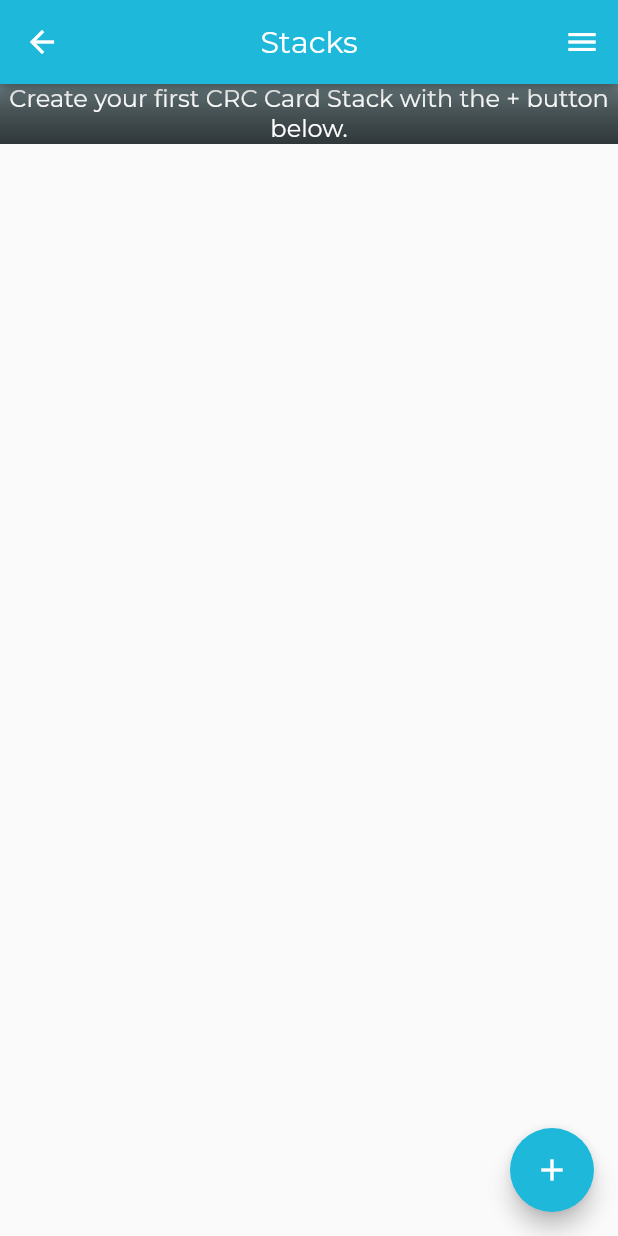
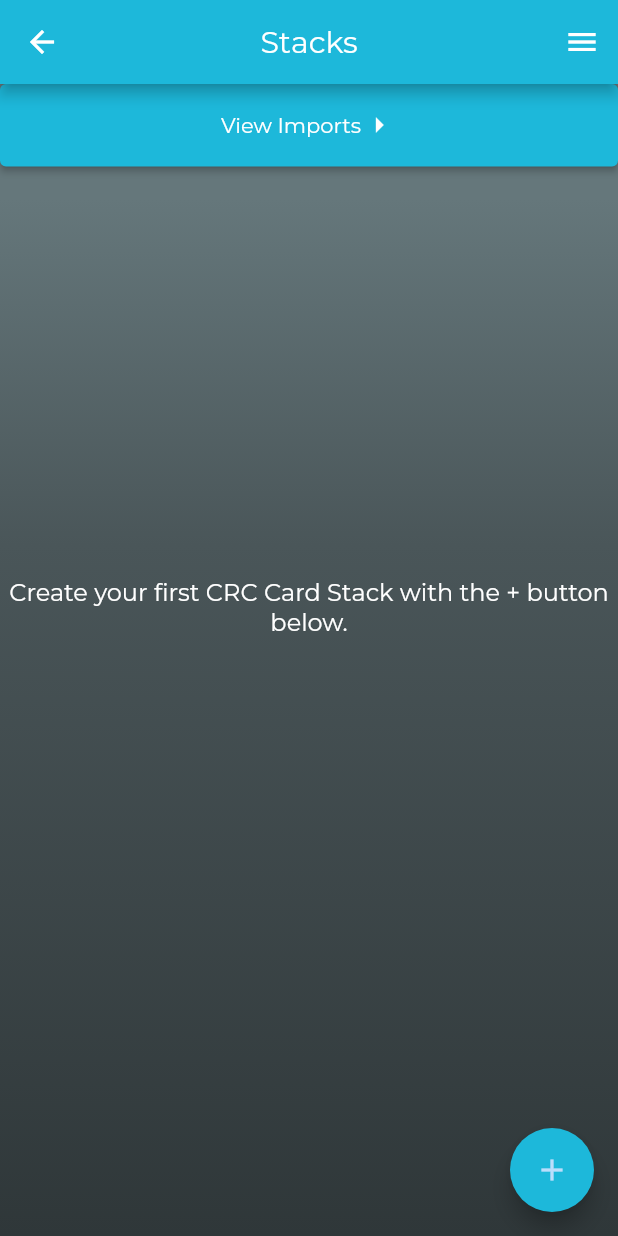
Before and after one commit to esmacik/smart-crc, a Flutter app: the StackList screen opened directly, on a phone screen of 412 x 824 dp. Run offline on Flutter 3.47's test engine with Material 2 defaults, Android fonts, the phone set to English and light mode, and no system bars; our stand-ins replace flip_card, flutter_slidable, share_plus, shared_preferences, smooth_page_indicator, sqflite; missing offline and left inert: receive_sharing_intent; accounts and stored records are empty; statements that could not run were skipped.

Commit message:
modify home screen to show stacks while hiding import stack

```diff
--- a/lib/stack_list.dart
+++ b/lib/stack_list.dart
@@ -140,6 +140,7 @@ class _StackListState extends State<StackList> with Preferences, FileWriter {
   }
 
   Widget _buildFullStackList(Iterable<CRCCardStack> stacks) {
+    // widget._crcCardStacks.forEach((element) {print(element.id);});
     return SingleChildScrollView(
         child: Column(
             children: [
@@ -167,7 +168,7 @@ class _StackListState extends State<StackList> with Preferences, FileWriter {
         physics: NeverScrollableScrollPhysics(),
         shrinkWrap: true,
         padding: const EdgeInsets.fromLTRB(8, 32, 8, 8),
-        itemCount: widget._crcCardStacks.length,
+        itemCount: widget._crcCardStacks.length-1,
         gridDelegate: SliverGridDelegateWithFixedCrossAxisCount(
           crossAxisCount: MediaQuery.of(context).orientation == Orientation.portrait ? 1 : 2,
           crossAxisSpacing: 30,
@@ -175,7 +176,8 @@ class _StackListState extends State<StackList> with Preferences, FileWriter {
           childAspectRatio: 1.75
         ),
         itemBuilder: (context, index) {
-          CRCCardStack currentStack = widget._crcCardStacks.elementAt(index);
+          var list = List.generate(widget._crcCardStacks.length-1, (index) => index+1);
+          CRCCardStack currentStack = widget._crcCardStacks.elementAt(list[index]);
           return GestureDetector(
             child: _buildStackWidget(currentStack),
             onTap: () async {
@@ -217,10 +219,11 @@ class _StackListState extends State<StackList> with Preferences, FileWriter {
         ),
             ListView.builder(
                 physics: NeverScrollableScrollPhysics(),
-                itemCount: stacks.length,
+                itemCount: stacks.length-1,
                 shrinkWrap: true,
                 itemBuilder: (context, index) {
-                  CRCCardStack currStack = stacks.elementAt(index);
+                  var list = List.generate(widget._crcCardStacks.length-1, (index) => index+1);
+                  CRCCardStack currStack = widget._crcCardStacks.elementAt(list[index]);
                   return Container(
                       color: Colors.white,
                       child: ListTile(
@@ -237,13 +240,35 @@ class _StackListState extends State<StackList> with Preferences, FileWriter {
   }
 
   Widget _buildStackList(Iterable<CRCCardStack> stacks) {
-    if (stacks.isEmpty) {
-      return const Center(
-        child: Text('Create your first CRC Card Stack with the + button below.',
+    if (stacks.length == 1) {
+      return Column(
+          mainAxisAlignment: MainAxisAlignment.start,
+          children: [
+            ElevatedButton(
+              style: ButtonStyle(
+                  backgroundColor: MaterialStateProperty.all(Theme.of(context).primaryColor),
+                  fixedSize: MaterialStateProperty.all(Size(MediaQuery.of(context).size.width, MediaQuery.of(context).size.height/15))),
+              onPressed: ()async {
+                await Navigator.of(context).push(
+                    MaterialPageRoute(
+                        builder: (BuildContext context) => CardList(stackModel.entityList.firstWhere((element) => element.id == -1))
+                    )
+                );
+                setState(() {});
+              },
+              child: Row(
+                  mainAxisAlignment: MainAxisAlignment.center,
+                  children: [
+                    Text('View Imports'),
+                    Icon(Icons.arrow_right)
+                  ]),
+            ),
+            SizedBox(height: MediaQuery.of(context).size.height/3,),
+            Text('Create your first CRC Card Stack with the + button below.',
           textAlign: TextAlign.center,
           style:  TextStyle(color: Colors.white,fontSize: 16),
         ),
-      );
+      ]);
     } else if (Preferences.stackListType == StackListType.full) {
       return _buildFullStackList(stacks);
     } else {
@@ -358,13 +383,14 @@ class _StackListState extends State<StackList> with Preferences, FileWriter {
       floatingActionButton: FloatingActionButton(
         child: const Icon(Icons.add),
         backgroundColor: Theme.of(context).primaryColor,
+        foregroundColor: Theme.of(context).primaryColorLight,
         onPressed: () => _onAddButtonPressed(),
       ),
       body: FutureBuilder<void> (
         future: stackModel.loadData(STACK_DBWorker.db),
         builder: (context, snapshot) {
           if (snapshot.connectionState == ConnectionState.done) {
-            for (CRCCardStack stack in stackModel.entityList.where((element) => element.id! > 0)) {
+            for (CRCCardStack stack in stackModel.entityList) {
              if (widget._crcCardStacks.where((element) => element.id == stack.id).isEmpty) {
                 widget._crcCardStacks.add(stack);
              }
@@ -373,7 +399,7 @@ class _StackListState extends State<StackList> with Preferences, FileWriter {
             //print("E:"+ stackModel.entityList.toString());
             return SafeArea(
               bottom: false,
-              child: Container(
+              child: SizedBox.expand( child: Container(
                 decoration: const BoxDecoration(
                   gradient: LinearGradient(
                     begin:  Alignment.topCenter,
@@ -386,9 +412,8 @@ class _StackListState extends State<StackList> with Preferences, FileWriter {
                     ]
                   )
                 ),
-                child: SingleChildScrollView(
-                     child:  _buildStackList(widget._crcCardStacks))),
-            );
+                  child: _buildStackList(widget._crcCardStacks))
+            ));
           } else {
             return const Center(
               child: CircularProgressIndicator(),
```
